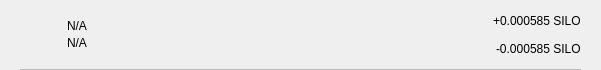
Qt form src/qt/seed2need/forms/txrow.ui (pandagrows/seed2need-silo-coin) before a commit.
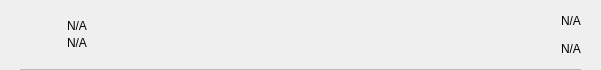
The same form after that commit.

Patch:
```diff
--- a/src/qt/seed2need/forms/txrow.ui
+++ b/src/qt/seed2need/forms/txrow.ui
@@ -159,7 +159,7 @@
                <string notr="true"/>
               </property>
               <property name="text">
-               <string>+0.000585 SILO</string>
+               <string notr="true">N/A</string>
               </property>
              </widget>
             </item>
@@ -169,7 +169,7 @@
                <string notr="true"/>
               </property>
               <property name="text">
-               <string>-0.000585 SILO</string>
+               <string notr="true">N/A</string>
               </property>
              </widget>
             </item>
```
Left out of the diff: 2 changed lines with no effect on the pictures.
